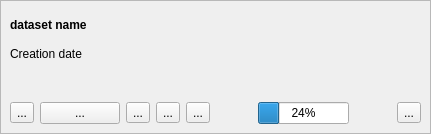
This is LDMP/gui/WidgetDatasetItem.ui in ConservationInternational/trends.earth as Qt 5 draws it before an edit. The edited form follows.
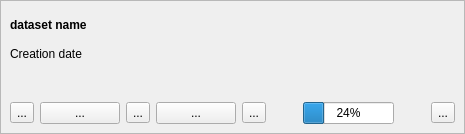
This is the edited form.

Commit message: allow viewing/editing metadata for the whole dataset as well as individual rasters from the dataset (fix #529)

```diff
--- a/LDMP/gui/WidgetDatasetItem.ui
+++ b/LDMP/gui/WidgetDatasetItem.ui
@@ -6,7 +6,7 @@
    <rect>
     <x>0</x>
     <y>0</y>
-    <width>431</width>
+    <width>465</width>
     <height>134</height>
    </rect>
   </property>
@@ -131,7 +131,7 @@
          </widget>
         </item>
         <item>
-         <widget class="QToolButton" name="metadata_tb">
+         <widget class="QPushButton" name="metadata_pb">
           <property name="text">
            <string>...</string>
           </property>
```
Left out of the diff: 1 changed line with no effect on the pictures. The commit also changes 3 other files.
